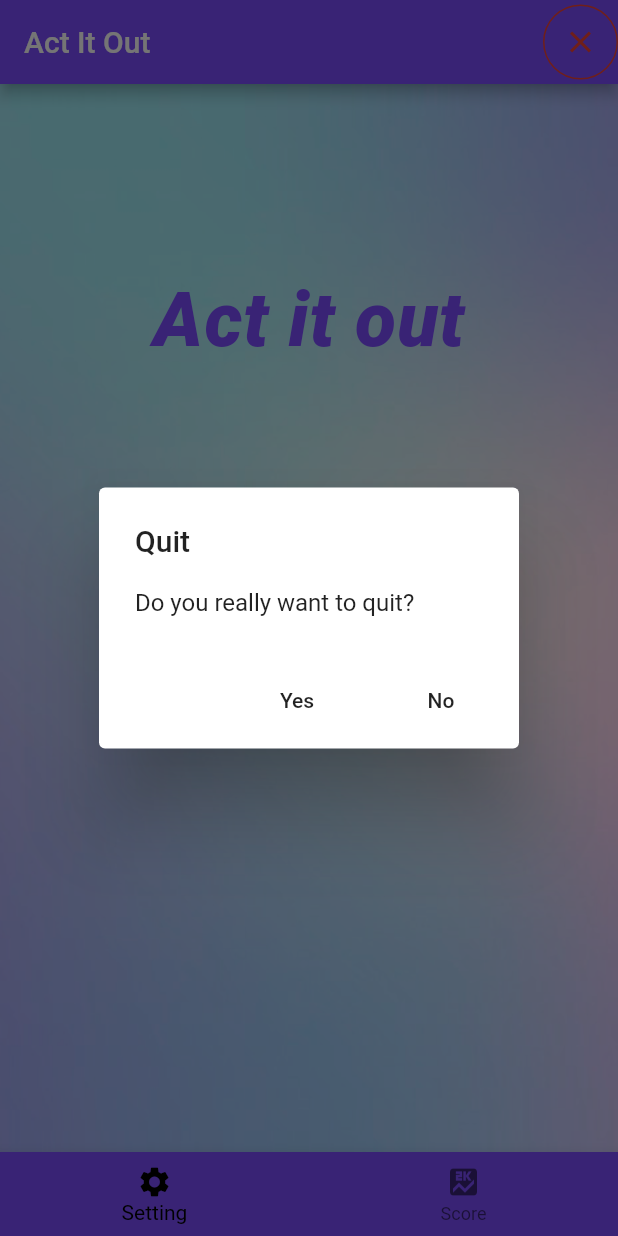
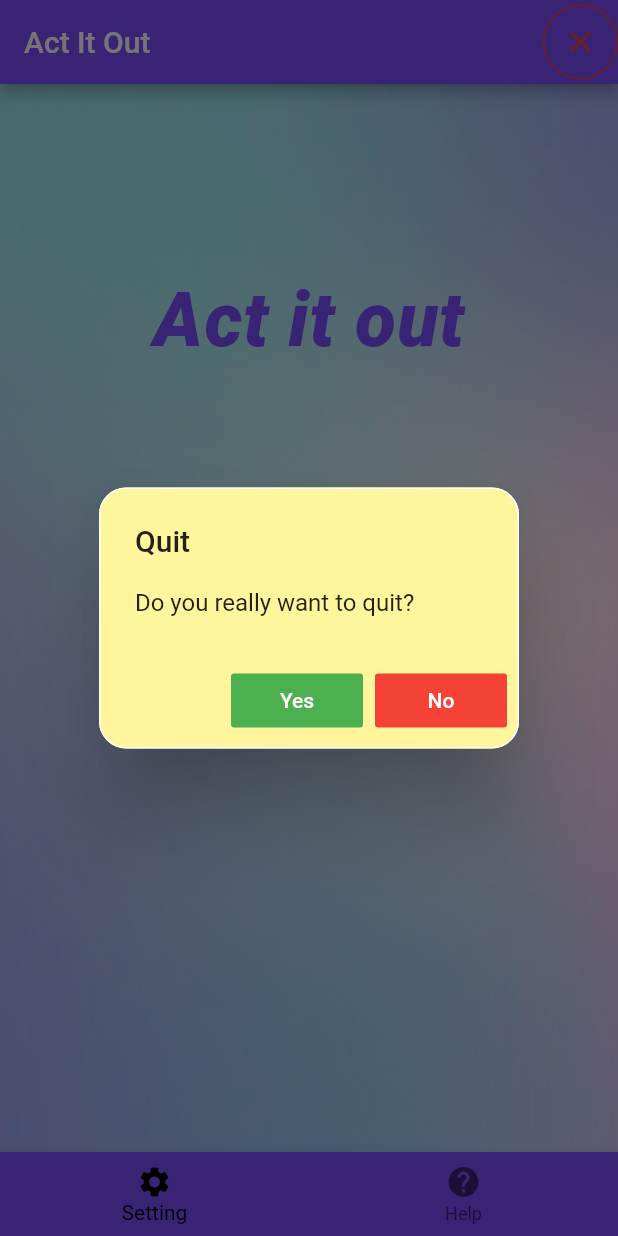
Before and after one commit to MarisabelC/act_it_out_v1, a Flutter app: the screen it shows after launch, after a tap on the "close" icon, on a phone screen of 412 x 824 dp. Run offline on Flutter 3.47's test engine with Material 2 defaults, Android fonts, the light colour scheme and no system bars; missing offline and left inert: speech_recognition.

Commit message:
change background color of the quit box

```diff
--- a/lib/main.dart
+++ b/lib/main.dart
@@ -1,9 +1,8 @@
 import 'dart:io';
+import 'package:act_it_out_v1/categories.dart';
 import 'package:flutter/cupertino.dart';
-import 'game.dart';
+
 import 'package:flutter/material.dart';
-
-
 
 void main() => runApp(MyApp());
 
@@ -14,15 +13,6 @@ class MyApp extends StatelessWidget {
     return MaterialApp(
       title: 'Act It Out',
       theme: ThemeData(
-        // This is the theme of your application.
-        //
-        // Try running your application with "flutter run". You'll see the
-        // application has a blue toolbar. Then, without quitting the app, try
-        // changing the primarySwatch below to Colors.green and then invoke
-        // "hot reload" (press "r" in the console where you ran "flutter run",
-        // or simply save your changes to "hot reload" in a Flutter IDE).
-        // Notice that the counter didn't reset back to zero; the application
-        // is not restarted.
         primarySwatch: Colors.blue,
       ),
       home: MyHomePage(title: 'Act It Out'),
@@ -32,15 +22,6 @@ class MyApp extends StatelessWidget {
 
 class MyHomePage extends StatefulWidget {
   MyHomePage({Key key, this.title}) : super(key: key);
-
-  // This widget is the home page of your application. It is stateful, meaning
-  // that it has a State object (defined below) that contains fields that affect
-  // how it looks.
-
-  // This class is the configuration for the state. It holds the values (in this
-  // case the title) provided by the parent (in this case the App widget) and
-  // used by the build method of the State. Fields in a Widget subclass are
-  // always marked "final".
 
   final String title;
 
@@ -71,7 +52,7 @@ class _MyHomePageState extends State<MyHomePage> {
       style: optionStyle,
     ),
     Text(
-      'Index 1: Quit',
+      'Index 1: Help',
       style: optionStyle,
     ),
   ];
@@ -83,14 +64,16 @@ class _MyHomePageState extends State<MyHomePage> {
   }
 
   Future<void> _exitApp() async {
-
     return showDialog<void>(
       context: context,
       barrierDismissible: false, // user must tap button!
       builder: (BuildContext context) {
         return AlertDialog(
           title: Text('Quit'),
-
+          backgroundColor: Colors.yellow[200],
+          shape: RoundedRectangleBorder(
+              borderRadius: BorderRadius.circular(18.0),
+              side: BorderSide(color: Colors.white)),
           content: SingleChildScrollView(
             child: ListBody(
               children: <Widget>[
@@ -100,13 +83,15 @@ class _MyHomePageState extends State<MyHomePage> {
           ),
           actions: <Widget>[
             FlatButton(
-              child: Text('Yes'),
+              child: Text('Yes', style: TextStyle(color: Colors.white)),
+              color: Colors.green,
               onPressed: () {
                 exit(0);
               },
             ),
             FlatButton(
-              child: Text('No'),
+              child: Text('No', style: TextStyle(color: Colors.white)),
+              color: Colors.red,
               onPressed: () {
                 Navigator.of(context).pop(true);
               },
@@ -119,7 +104,6 @@ class _MyHomePageState extends State<MyHomePage> {
 
   @override
   Widget build(BuildContext context) {
-
     return Scaffold(
       backgroundColor: Colors.transparent,
       appBar: AppBar(
@@ -129,12 +113,8 @@ class _MyHomePageState extends State<MyHomePage> {
         backgroundColor: Colors.deepPurpleAccent,
         actions: <Widget>[
           Container(
-
             decoration: BoxDecoration(
-                shape: BoxShape.circle,
-                border: Border.all(color: Colors.red)
-
-            ),
+                shape: BoxShape.circle, border: Border.all(color: Colors.red)),
             child: IconButton(
               icon: Icon(
                 Icons.close,
@@ -151,8 +131,7 @@ class _MyHomePageState extends State<MyHomePage> {
         position: DecorationPosition.background,
         decoration: BoxDecoration(
           image: DecorationImage(
-              image: AssetImage('images/gradient.jpg'),
-              fit: BoxFit.cover),
+              image: AssetImage('images/gradient.jpg'), fit: BoxFit.cover),
         ),
         child: Column(
           mainAxisAlignment: MainAxisAlignment.center,
@@ -177,12 +156,11 @@ class _MyHomePageState extends State<MyHomePage> {
             Expanded(
               flex: 1,
               child: ButtonTheme(
-                minWidth: MediaQuery. of(context). size. width/2,
+                minWidth: MediaQuery.of(context).size.width / 2,
                 child: FlatButton(
                   shape: RoundedRectangleBorder(
                       borderRadius: BorderRadius.circular(18.0),
-                      side: BorderSide(color: Colors.white)
-                  ),
+                      side: BorderSide(color: Colors.white)),
                   color: Colors.deepPurpleAccent,
                   textColor: Colors.white,
                   disabledColor: Colors.grey,
@@ -192,7 +170,10 @@ class _MyHomePageState extends State<MyHomePage> {
                   onPressed: () {
                     Navigator.push(
                       context,
-                        CupertinoPageRoute(builder: (context) => GamePage(title: '',)),
+                      CupertinoPageRoute(
+                          builder: (context) => CategoryPage(
+                                title: 'Categories',
+                              )),
                     );
                   },
                   child: Text(
@@ -218,8 +199,8 @@ class _MyHomePageState extends State<MyHomePage> {
             title: Text('Setting'),
           ),
           BottomNavigationBarItem(
-            icon: Icon(Icons.score),
-            title: Text('Score'),
+            icon: Icon(Icons.help),
+            title: Text('Help'),
           ),
         ],
         currentIndex: _selectedIndex,
```
